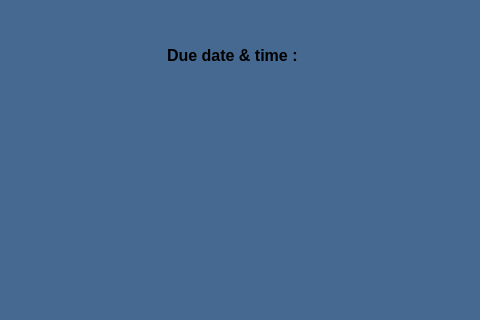
First picture: the form in WorkShopProject/addtask.ui, repository shaahinfaezi/WorkShopProject, before the edit; both pictures show x 273 to 753 and y 0 to 320 of the 753 by 629 pixel window.
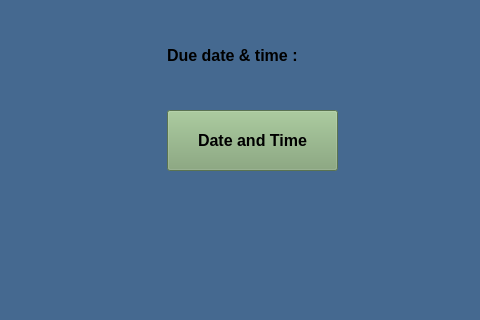
Second picture: the form after the edit.

Patch:
```diff
--- a/WorkShopProject/addtask.ui
+++ b/WorkShopProject/addtask.ui
@@ -293,6 +293,29 @@
     <string>Quit</string>
    </property>
   </widget>
+  <widget class="QPushButton" name="pushButton_3">
+   <property name="geometry">
+    <rect>
+     <x>440</x>
+     <y>110</y>
+     <width>171</width>
+     <height>61</height>
+    </rect>
+   </property>
+   <property name="font">
+    <font>
+     <pointsize>12</pointsize>
+     <weight>75</weight>
+     <bold>true</bold>
+    </font>
+   </property>
+   <property name="styleSheet">
+    <string notr="true">background-color:rgb(126, 161, 114)</string>
+   </property>
+   <property name="text">
+    <string>Date and Time</string>
+   </property>
+  </widget>
  </widget>
  <resources/>
  <connections/>
```
